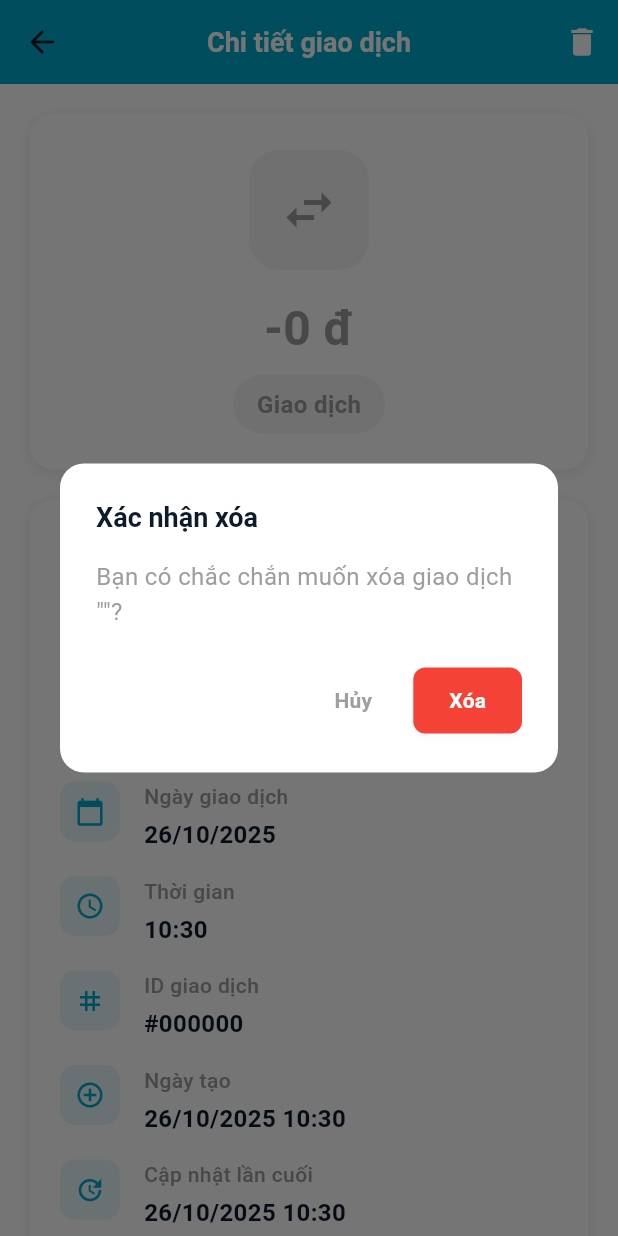
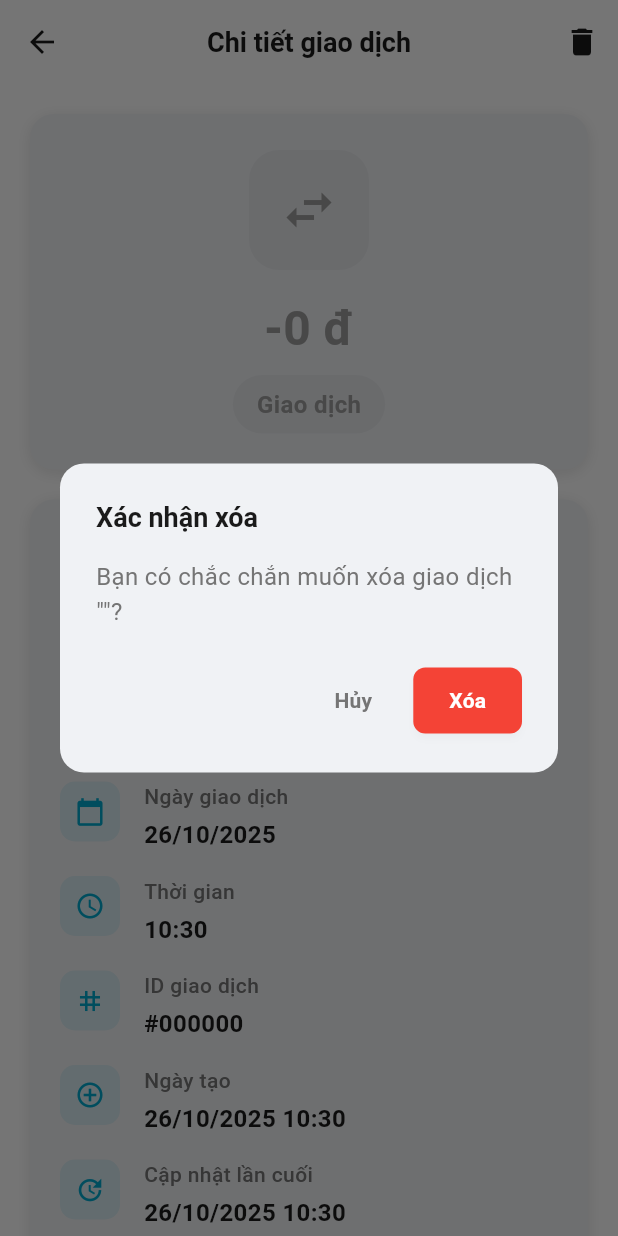
Before and after one commit to HaoAboutMe/DACN-FlutterApp-QLCT, a Flutter app: the TransactionDetailScreen screen opened directly with empty values, after a tap on the "delete" icon, on a phone screen of 412 x 824 dp. Run offline on Flutter 3.47's test engine with Material 3 defaults, Android fonts, the phone set to English and light mode, and no system bars; our stand-ins replace shared_preferences, sqflite; accounts and stored records are empty.

Commit message:
Add DarMode to Transaction_Detail_Screen

```diff
--- a/lib/screens/transaction/transaction_detail_screen.dart
+++ b/lib/screens/transaction/transaction_detail_screen.dart
@@ -2,7 +2,6 @@ import 'package:flutter/material.dart';
 import '../../models/transaction.dart' as transaction_model;
 import '../../models/category.dart';
 import '../../utils/currency_formatter.dart';
-import '../home/home_colors.dart';
 import '../home/home_icons.dart';
 import '../../database/database_helper.dart';
 
@@ -68,11 +67,11 @@ class _TransactionDetailScreenState extends State<TransactionDetailScreen> {
       case 'income':
       case 'debt_collected':
       case 'loan_received':
-        return HomeColors.income;
+        return const Color(0xFF4CAF50); // Green for income
       case 'expense':
       case 'debt_paid':
       case 'loan_given':
-        return HomeColors.expense;
+        return const Color(0xFFF44336); // Red for expense
       default:
         return Colors.grey;
     }
@@ -114,15 +113,18 @@ class _TransactionDetailScreenState extends State<TransactionDetailScreen> {
   }
 
   Future<void> _deleteTransaction() async {
+    final theme = Theme.of(context);
+    final colorScheme = theme.colorScheme;
+
     final confirmed = await showDialog<bool>(
       context: context,
       builder: (ctx) => AlertDialog(
-        backgroundColor: HomeColors.cardBackground,
+        backgroundColor: colorScheme.surfaceContainerHighest,
         shape: RoundedRectangleBorder(borderRadius: BorderRadius.circular(16)),
         title: Text(
           'Xác nhận xóa',
           style: TextStyle(
-            color: HomeColors.textPrimary,
+            color: colorScheme.onSurface,
             fontWeight: FontWeight.bold,
             fontSize: 18,
           ),
@@ -130,7 +132,7 @@ class _TransactionDetailScreenState extends State<TransactionDetailScreen> {
         content: Text(
           'Bạn có chắc chắn muốn xóa giao dịch "${widget.transaction.description}"?',
           style: TextStyle(
-            color: HomeColors.textSecondary,
+            color: colorScheme.onSurfaceVariant,
             fontSize: 16,
           ),
         ),
@@ -140,7 +142,7 @@ class _TransactionDetailScreenState extends State<TransactionDetailScreen> {
             child: Text(
               'Hủy',
               style: TextStyle(
-                color: HomeColors.textSecondary,
+                color: colorScheme.onSurfaceVariant,
                 fontWeight: FontWeight.w600,
               ),
             ),
@@ -148,7 +150,7 @@ class _TransactionDetailScreenState extends State<TransactionDetailScreen> {
           ElevatedButton(
             onPressed: () => Navigator.pop(ctx, true),
             style: ElevatedButton.styleFrom(
-              backgroundColor: HomeColors.expense,
+              backgroundColor: const Color(0xFFF44336), // Red for delete action
               foregroundColor: Colors.white,
               shape: RoundedRectangleBorder(
                 borderRadius: BorderRadius.circular(8),
@@ -176,7 +178,7 @@ class _TransactionDetailScreenState extends State<TransactionDetailScreen> {
                 'Đã xóa giao dịch thành công!',
                 style: TextStyle(color: Colors.white, fontWeight: FontWeight.w600),
               ),
-              backgroundColor: HomeColors.income,
+              backgroundColor: const Color(0xFF4CAF50), // Green for success
               behavior: SnackBarBehavior.floating,
               shape: RoundedRectangleBorder(borderRadius: BorderRadius.circular(8)),
             ),
@@ -190,7 +192,7 @@ class _TransactionDetailScreenState extends State<TransactionDetailScreen> {
                 'Lỗi khi xóa giao dịch: $e',
                 style: const TextStyle(color: Colors.white, fontWeight: FontWeight.w600),
               ),
-              backgroundColor: HomeColors.expense,
+              backgroundColor: const Color(0xFFF44336), // Red for error
               behavior: SnackBarBehavior.floating,
               shape: RoundedRectangleBorder(borderRadius: BorderRadius.circular(8)),
             ),
@@ -242,28 +244,32 @@ class _TransactionDetailScreenState extends State<TransactionDetailScreen> {
 
   @override
   Widget build(BuildContext context) {
+    final theme = Theme.of(context);
+    final colorScheme = theme.colorScheme;
+
     return Scaffold(
-      backgroundColor: HomeColors.background,
+      backgroundColor: colorScheme.surface,
       appBar: AppBar(
-        title: const Text(
+        title: Text(
           'Chi tiết giao dịch',
           style: TextStyle(
-            color: Colors.white,
+            color: colorScheme.onSurface,
             fontWeight: FontWeight.bold,
           ),
         ),
-        backgroundColor: HomeColors.primary,
-        foregroundColor: Colors.white,
+        backgroundColor: colorScheme.surface,
+        foregroundColor: colorScheme.onSurface,
         elevation: 0,
+        iconTheme: IconThemeData(color: colorScheme.onSurface),
         actions: [
           if (widget.onEdit != null)
             IconButton(
-              icon: const Icon(Icons.edit, color: Colors.white),
+              icon: Icon(Icons.edit, color: colorScheme.onSurface),
               onPressed: widget.onEdit,
               tooltip: 'Chỉnh sửa',
             ),
           IconButton(
-            icon: const Icon(Icons.delete, color: Colors.white),
+            icon: Icon(Icons.delete, color: colorScheme.onSurface),
             onPressed: _deleteTransaction,
             tooltip: 'Xóa',
           ),
@@ -272,7 +278,7 @@ class _TransactionDetailScreenState extends State<TransactionDetailScreen> {
       body: _isLoading
           ? Center(
               child: CircularProgressIndicator(
-                valueColor: AlwaysStoppedAnimation<Color>(HomeColors.primary),
+                valueColor: AlwaysStoppedAnimation<Color>(colorScheme.primary),
               ),
             )
           : SingleChildScrollView(
@@ -284,11 +290,11 @@ class _TransactionDetailScreenState extends State<TransactionDetailScreen> {
                     width: double.infinity,
                     padding: const EdgeInsets.all(24),
                     decoration: BoxDecoration(
-                      color: HomeColors.cardBackground,
+                      color: colorScheme.surfaceContainerHighest,
                       borderRadius: BorderRadius.circular(16),
                       boxShadow: [
                         BoxShadow(
-                          color: HomeColors.cardShadow,
+                          color: colorScheme.shadow.withValues(alpha: 0.1),
                           blurRadius: 8,
                           offset: const Offset(0, 2),
                         ),
@@ -301,7 +307,7 @@ class _TransactionDetailScreenState extends State<TransactionDetailScreen> {
                           width: 80,
                           height: 80,
                           decoration: BoxDecoration(
-                            color: HomeColors.getTransactionIconBackground(_getTransactionColor()),
+                            color: _getTransactionColor().withValues(alpha: 0.1),
                             borderRadius: BorderRadius.circular(20),
                           ),
                           child: Icon(
@@ -348,11 +354,11 @@ class _TransactionDetailScreenState extends State<TransactionDetailScreen> {
                     width: double.infinity,
                     padding: const EdgeInsets.all(20),
                     decoration: BoxDecoration(
-                      color: HomeColors.cardBackground,
+                      color: colorScheme.surfaceContainerHighest,
                       borderRadius: BorderRadius.circular(16),
                       boxShadow: [
                         BoxShadow(
-                          color: HomeColors.cardShadow,
+                          color: colorScheme.shadow.withValues(alpha: 0.1),
                           blurRadius: 8,
                           offset: const Offset(0, 2),
                         ),
@@ -366,7 +372,7 @@ class _TransactionDetailScreenState extends State<TransactionDetailScreen> {
                           style: TextStyle(
                             fontSize: 18,
                             fontWeight: FontWeight.bold,
-                            color: HomeColors.textPrimary,
+                            color: colorScheme.onSurface,
                           ),
                         ),
                         const SizedBox(height: 16),
@@ -437,7 +443,7 @@ class _TransactionDetailScreenState extends State<TransactionDetailScreen> {
                               ),
                             ),
                             style: ElevatedButton.styleFrom(
-                              backgroundColor: HomeColors.primary,
+                              backgroundColor: colorScheme.primary,
                               padding: const EdgeInsets.symmetric(vertical: 16),
                               shape: RoundedRectangleBorder(
                                 borderRadius: BorderRadius.circular(12),
@@ -463,7 +469,7 @@ class _TransactionDetailScreenState extends State<TransactionDetailScreen> {
                             ),
                           ),
                           style: ElevatedButton.styleFrom(
-                            backgroundColor: HomeColors.expense,
+                            backgroundColor: const Color(0xFFF44336), // Red for delete
                             padding: const EdgeInsets.symmetric(vertical: 16),
                             shape: RoundedRectangleBorder(
                               borderRadius: BorderRadius.circular(12),
@@ -481,6 +487,9 @@ class _TransactionDetailScreenState extends State<TransactionDetailScreen> {
   }
 
   Widget _buildDetailRow(String label, String value, IconData icon) {
+    final theme = Theme.of(context);
+    final colorScheme = theme.colorScheme;
+
     return Padding(
       padding: const EdgeInsets.only(bottom: 16),
       child: Row(
@@ -490,12 +499,12 @@ class _TransactionDetailScreenState extends State<TransactionDetailScreen> {
             width: 40,
             height: 40,
             decoration: BoxDecoration(
-              color: HomeColors.primary.withValues(alpha: 0.1),
+              color: colorScheme.primary.withValues(alpha: 0.1),
               borderRadius: BorderRadius.circular(10),
             ),
             child: Icon(
               icon,
-              color: HomeColors.primary,
+              color: colorScheme.primary,
               size: 20,
             ),
           ),
@@ -508,7 +517,7 @@ class _TransactionDetailScreenState extends State<TransactionDetailScreen> {
                   label,
                   style: TextStyle(
                     fontSize: 14,
-                    color: HomeColors.textSecondary,
+                    color: colorScheme.onSurfaceVariant,
                     fontWeight: FontWeight.w500,
                   ),
                 ),
@@ -517,7 +526,7 @@ class _TransactionDetailScreenState extends State<TransactionDetailScreen> {
                   value,
                   style: TextStyle(
                     fontSize: 16,
-                    color: HomeColors.textPrimary,
+                    color: colorScheme.onSurface,
                     fontWeight: FontWeight.w600,
                   ),
                 ),
```
